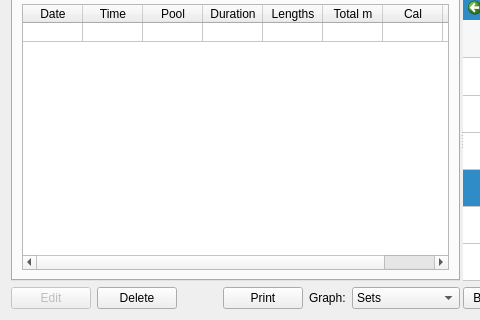
The window that ui/summary.ui (ihewitt/poolviewer) describes before a commit, drawn with Qt 5; both pictures show x 0 to 480 and y 325 to 645 of the 957 by 645 pixel window.
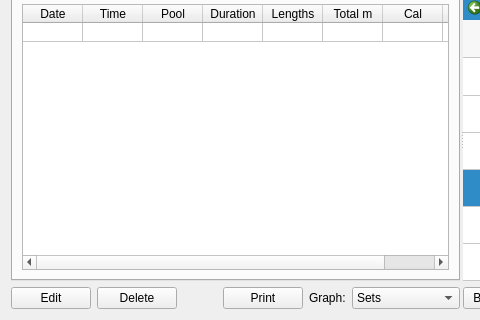
The same window after the commit. Custom widgets are drawn as their Qt base class.

What changed in the file:
```diff
--- a/ui/summary.ui
+++ b/ui/summary.ui
@@ -381,7 +381,7 @@
           <item>
            <widget class="QPushButton" name="editButton">
             <property name="enabled">
-             <bool>false</bool>
+             <bool>true</bool>
             </property>
             <property name="text">
              <string>Edit</string>
```
